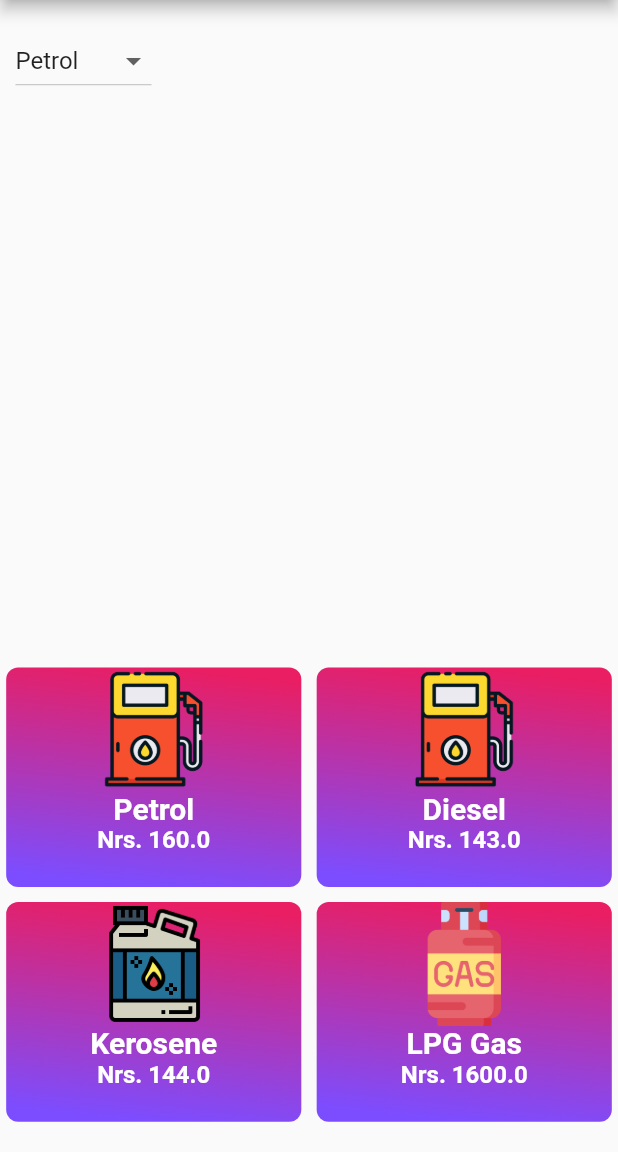
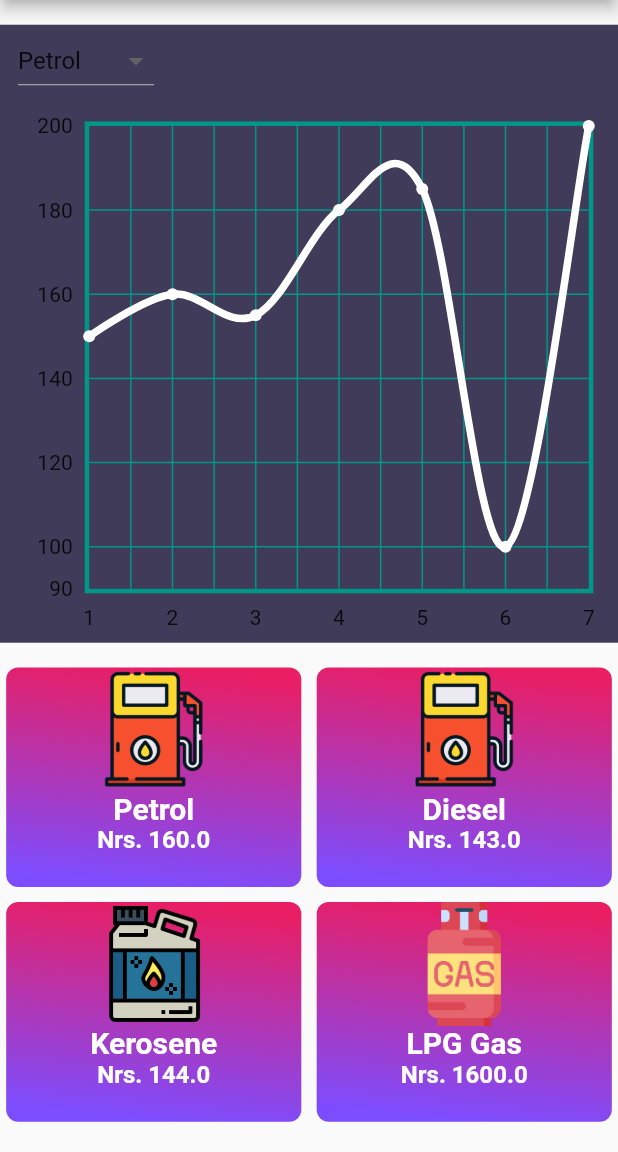
Before and after one commit to kbshal/Fuel_APP, a Flutter app: the screen it shows after launch, on a phone screen of 412 x 824 dp, the part 84-1236 px from its top. Run offline on Flutter 3.47's test engine with Material 2 defaults, Android fonts, the phone set to English and light mode, and no system bars; drawn by our look-alikes of fl_chart.

Commit message:
Chart Added

```diff
--- a/frontend/lib/model/Chart/chart.dart
+++ b/frontend/lib/model/Chart/chart.dart
@@ -1,8 +1,9 @@
 class ChartData {
+  final int day;
+  final int price;
 
-  final int day;
-   final int price;
-
-  ChartData( this.day,this.price,);
-
+  ChartData(
+    this.day,
+    this.price,
+  );
 }
--- a/frontend/lib/view/home_page.dart
+++ b/frontend/lib/view/home_page.dart
@@ -17,7 +17,7 @@ class HomePage extends StatelessWidget {
                 .titleLarge!
                 .copyWith(color: Colors.white, fontWeight: FontWeight.bold),
           ),
-          backgroundColor:Colors.red,
+          backgroundColor: Colors.red,
           leading: Builder(builder: (BuildContext context) {
             return IconButton(
               onPressed: () {
--- a/frontend/lib/view/widgets/Chart/chart_card.dart
+++ b/frontend/lib/view/widgets/Chart/chart_card.dart
@@ -1,3 +1,4 @@
+import 'package:fl_chart/fl_chart.dart';
 import 'package:flutter/material.dart';
 import 'package:fuel_prices/model/Chart/chart.dart';
 
@@ -8,13 +9,14 @@ class ChartCard extends StatelessWidget {
   Widget build(BuildContext context) {
     String dropDownValue = "Petrol";
     Size size = MediaQuery.of(context).size;
-    final List<ChartData> charData = [
+    final List<ChartData> chartData = [
       ChartData(1, 150),
       ChartData(2, 160),
       ChartData(3, 155),
       ChartData(4, 180),
       ChartData(5, 185),
-      ChartData(6, 100)
+      ChartData(6, 100),
+      ChartData(7, 200),
     ];
 
     final List<String> dropDownItems = ["Petrol", "Diesel", "Kerosene", "LPG"];
@@ -22,18 +24,70 @@ class ChartCard extends StatelessWidget {
       padding: EdgeInsets.only(top: size.height * 0.02),
       child: Container(
         height: size.height * 0.5,
-        width: size.width * 0.95,
+        width: size.width,
+        color: Color(0xff403b58),
         child: Column(
           crossAxisAlignment: CrossAxisAlignment.start,
-          children: [dropDownItem(dropDownValue, dropDownItems)],
+          children: [
+            dropDownItem(dropDownValue, dropDownItems),
+            linechart(context, chartData)
+          ],
         ),
       ),
     );
   }
 }
 
+Widget linechart(BuildContext context, List<ChartData> chartData) {
+  Size size = MediaQuery.of(context).size;
+  return Padding(
+    padding: EdgeInsets.only(
+        right: size.width * 0.04,
+        top: size.height * 0.02,
+        left: size.width * 0.04),
+    child: AspectRatio(
+      aspectRatio: 1.1,
+      child: LineChart(
+        LineChartData(
+          minY: 90,
+          titlesData: LineTitles.getTitleData(),
+          borderData: FlBorderData(
+              show: true, border: Border.all(color: Colors.teal, width: 3)),
+          gridData: FlGridData(
+            show: true,
+            getDrawingHorizontalLine: (value) {
+              return FlLine(color: Colors.teal, strokeWidth: 1);
+            },
+            getDrawingVerticalLine: (value) {
+              return FlLine(color: Colors.teal, strokeWidth: 1);
+            },
+          ),
+          lineBarsData: [
+            LineChartBarData(
+              spots: chartData
+                  .map((value) =>
+                      FlSpot(value.day.toDouble(), value.price.toDouble()))
+                  .toList(),
+              isCurved: true,
+              color: Colors.white,
+              barWidth: 5,
+              dotData: FlDotData(
+                show: true,
+              ),
+            )
+          ],
+        ),
+      ),
+    ),
+  );
+}
+
 Widget dropDownItem(String dropDownValue, List<String> dropDownItems) {
-  return DropdownButton(
+  return Padding(
+    padding: const EdgeInsets.only(left: 12.0),
+    child: DropdownButton(
+        borderRadius: BorderRadius.circular(12.0),
+        elevation: 10,
         value: dropDownValue,
         items: dropDownItems.map<DropdownMenuItem<String>>((String value) {
           return DropdownMenuItem<String>(
@@ -41,5 +95,34 @@ Widget dropDownItem(String dropDownValue, List<String> dropDownItems) {
             value: value,
           );
         }).toList(),
-      onChanged: (value) => {});
+        onChanged: (value) => {print(value)}),
+  );
 }
+
+class LineTitles {
+  static getTitleData() => FlTitlesData(
+        show: true,
+        bottomTitles: AxisTitles(
+          sideTitles: SideTitles(
+            showTitles: true,
+            reservedSize: 30.0,
+            interval: 1,
+          ),
+        ),
+        leftTitles: AxisTitles(
+          sideTitles: SideTitles(
+            showTitles: true,
+            reservedSize: 40.0,
+          ),
+        ),
+        topTitles: AxisTitles(
+            sideTitles: SideTitles(
+          showTitles: false,
+        )),
+        rightTitles: AxisTitles(
+            axisNameSize: 12.0,
+            sideTitles: SideTitles(
+              showTitles: false,
+            )),
+      );
+}
--- a/frontend/lib/view/widgets/home_card.dart
+++ b/frontend/lib/view/widgets/home_card.dart
@@ -23,7 +23,6 @@ class HomeCard extends StatelessWidget {
     return SingleChildScrollView(
       child: Column(
         mainAxisAlignment: MainAxisAlignment.center,
-
         children: [
           const ChartCard(),
           PriceCard(
@@ -33,8 +32,7 @@ class HomeCard extends StatelessWidget {
             lpgPrice: lpgPrice,
             kerosenePrice: kerosenePrice,
           ),
-         const MyCalculator()
-
+          const MyCalculator()
         ],
       ),
     );
--- a/frontend/lib/view/widgets/price_card.dart
+++ b/frontend/lib/view/widgets/price_card.dart
@@ -1,5 +1,4 @@
 import 'package:flutter/material.dart';
-
 
 import 'package:fuel_prices/model/data.dart';
 
```
Also changed, not shown: frontend/lib/model/data.dart (+6 -4 lines), frontend/lib/view/widgets/calculator.dart (+16 -21 lines). Lines whose indentation alone changed are shown as unchanged.
